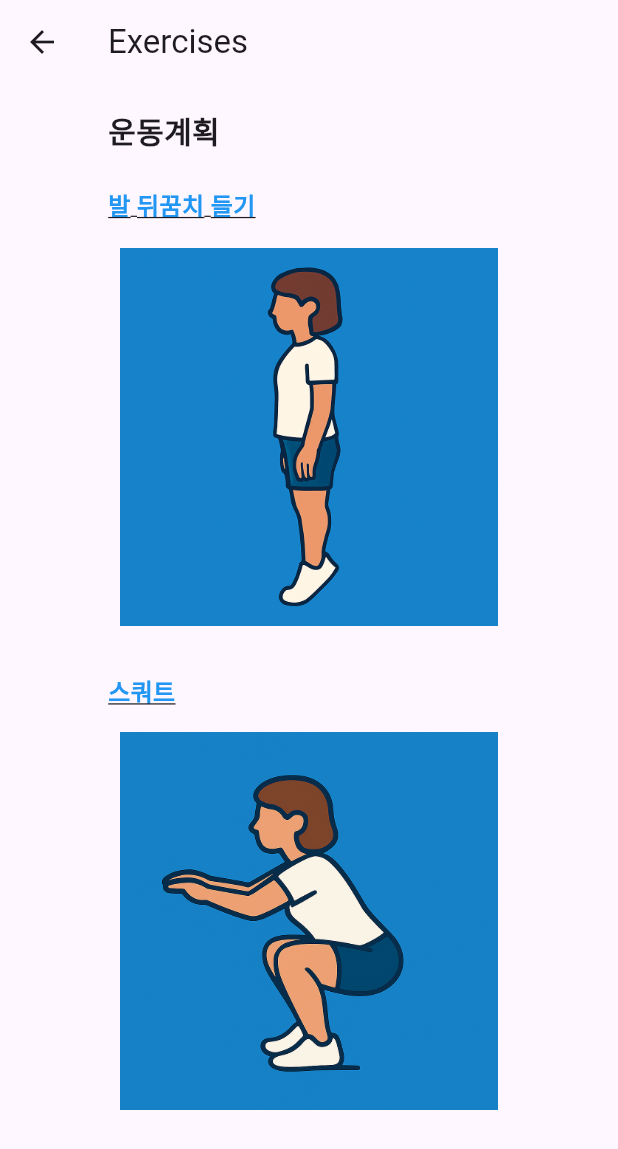
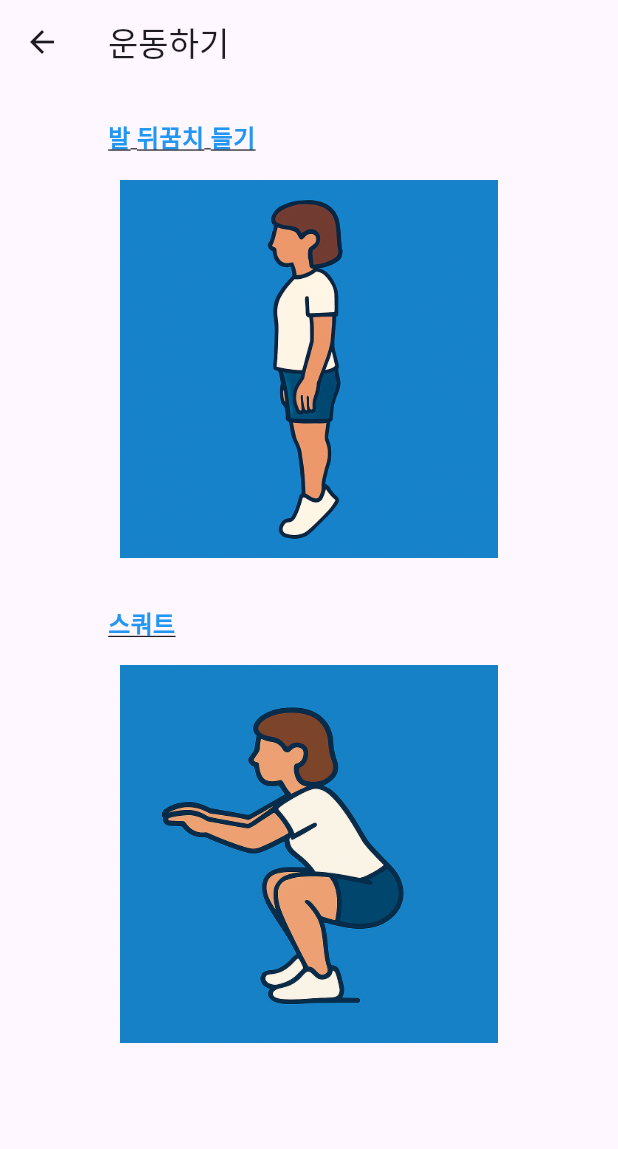
Before and after one commit to June8039/Capstone, a Flutter app: the ExerciseScreen screen opened directly, on a phone screen of 412 x 824 dp. Shown: the top 1149 px of the screen. Run offline on Flutter 3.47's test engine with Material 3 defaults, Android fonts, the phone set to English and light mode, and no system bars; our stand-ins replace cloud_firestore, firebase_core, firebase_storage, flutter_tts, permission_handler, shared_preferences and 2 more; accounts and stored records are empty.

Commit message:
Fix: changed everything to korean

```diff
--- a/lib/screens/calendar_screen.dart
+++ b/lib/screens/calendar_screen.dart
@@ -143,7 +143,7 @@ class _CalendarScreenState extends State<CalendarScreen> {
   Widget build(BuildContext context) {
     return Scaffold(
       appBar: AppBar(
-        title: const Text('Calendar Screen'),
+        title: const Text('캘린더'),
       ),
       body: Consumer<MoodProvider>(
         builder: (context, moodProvider, child) {
--- a/lib/screens/exercise_screen.dart
+++ b/lib/screens/exercise_screen.dart
@@ -44,7 +44,7 @@ class ExerciseScreen extends StatelessWidget {
   @override
   Widget build(BuildContext context) {
     return Scaffold(
-      appBar: AppBar(title: const Text("Exercises")),
+      appBar: AppBar(title: const Text("운동하기")),
       body: SingleChildScrollView(
         child: Center(
           child: Container(
@@ -54,10 +54,7 @@ class ExerciseScreen extends StatelessWidget {
               crossAxisAlignment: CrossAxisAlignment.start,
               mainAxisSize: MainAxisSize.min,
               children: [
-                const Text('운동계획',
-                    style:
-                    TextStyle(fontSize: 20, fontWeight: FontWeight.bold)),
-                const SizedBox(height: 16),
+
                 // 운동 1 (클릭 시 CalibrationScreen으로 이동)
                 GestureDetector(
                   onTap: () => _startHeelRaiseFlow(context),
```
